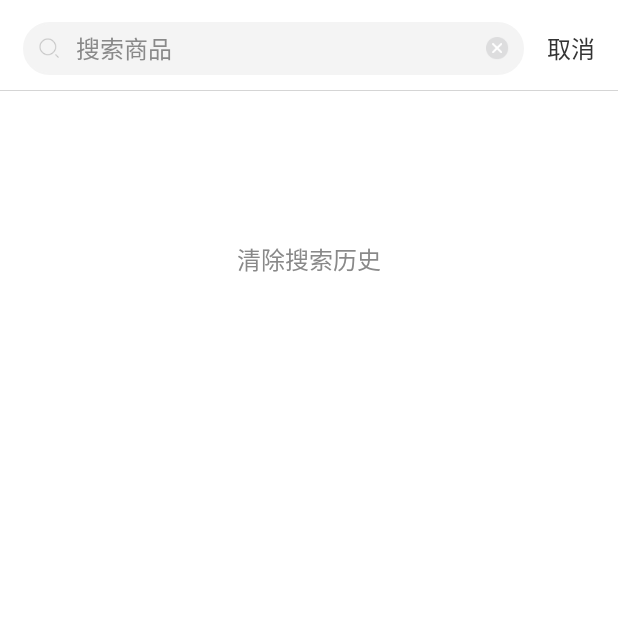
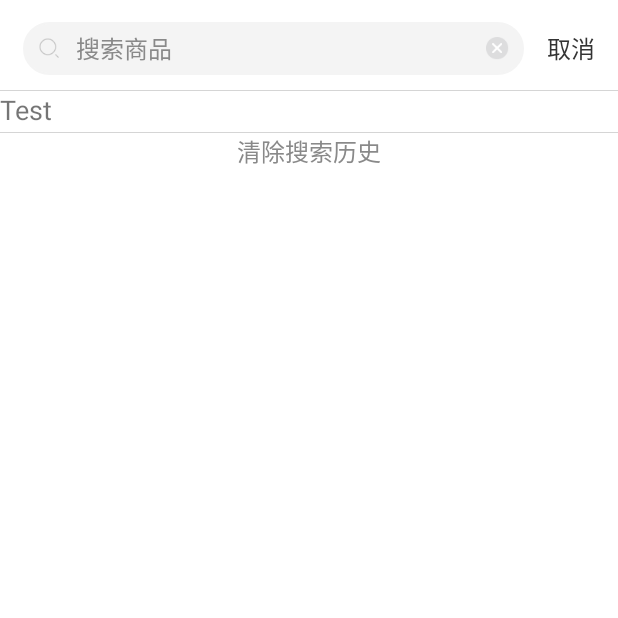
Before and after one commit to Edgelesszq/businessstore, an Android app: the MainSearchActivity screen opened directly, with no data from a screen before it, on a phone screen of 412 x 824 dp, the top half of it. Run offline under Robolectric (Android 15) with nearby library versions, the light colour scheme and no system bars; libraries missing offline, so code that uses them is left out: com.miguelcatalan.materialsearchview.

Commit message:
搜索历史未加入数据

```diff
--- a/app/src/main/java/activity/com/businessstore/MainSearchActivity.java
+++ b/app/src/main/java/activity/com/businessstore/MainSearchActivity.java
@@ -3,16 +3,25 @@ package activity.com.businessstore;
 import android.content.Context;
 import android.os.Bundle;
 import android.support.annotation.Nullable;
+import android.support.v7.widget.LinearLayoutManager;
+import android.support.v7.widget.RecyclerView;
 import android.view.View;
 import android.widget.SearchView;
 import android.widget.TextView;
 
+import com.businessstore.model.SearchHistory;
+
 import java.lang.reflect.Field;
+import java.util.ArrayList;
+import java.util.List;
+
+import adapter.com.businessstore.AdapterSearchActivity;
 
 public class MainSearchActivity extends BaseActivity implements View.OnClickListener {
     private Context mContext;
     private SearchView searchView;
     private TextView cancle;
+    private List<SearchHistory> searchHistories = new ArrayList<>();
     @Override
     protected void onCreate(@Nullable Bundle savedInstanceState) {
         super.onCreate(savedInstanceState);
@@ -20,12 +29,20 @@ public class MainSearchActivity extends BaseActivity implements View.OnClickList
         mContext = this;
         initView();
 
+        RecyclerView recyclerView = findViewById(R.id.recycler_searchhistory);
+        LinearLayoutManager layoutManager = new LinearLayoutManager(this);
+        recyclerView.setLayoutManager(layoutManager);
+        AdapterSearchActivity adapterSearchActivity = new AdapterSearchActivity(searchHistories);
+        recyclerView.setAdapter(adapterSearchActivity);
 
     }
 
     private void initView() {
         cancle = findViewById(R.id.mainsearchacvivity_cancle);
         cancle.setOnClickListener(this);
+
+        SearchHistory history1 = new SearchHistory("Test");
+        searchHistories.add(history1);
 //        searchView =  findViewById(R.id.searchView);
         //第一种：根据属性：
         /*Class<?> c = searchView.getClass();
--- /dev/null
+++ b/app/src/main/java/adapter/com/businessstore/AdapterSearchActivity.java
@@ -0,0 +1,51 @@
+package adapter.com.businessstore;
+
+import android.support.v7.widget.RecyclerView;
+import android.view.LayoutInflater;
+import android.view.View;
+import android.view.ViewGroup;
+import android.widget.TextView;
+
+import com.businessstore.model.SearchHistory;
+
+import java.util.List;
+
+import activity.com.businessstore.R;
+
+public class AdapterSearchActivity extends RecyclerView.Adapter<AdapterSearchActivity.ViewHolder>{
+
+    private List<SearchHistory> mSearchHistory;
+
+    public class ViewHolder extends RecyclerView.ViewHolder {
+        TextView onceHistory;
+        public ViewHolder(View itemView) {
+            super(itemView);
+            onceHistory = (TextView) itemView.findViewById(R.id.text_searchhistory);
+        }
+    }
+
+    public AdapterSearchActivity(List<SearchHistory> searchHistory) {
+        this.mSearchHistory = searchHistory;
+    }
+
+    @Override
+    public ViewHolder onCreateViewHolder(ViewGroup parent, int viewType) {
+        View view = LayoutInflater.from(parent.getContext())
+                .inflate(R.layout.search_history_item,parent,false);
+        ViewHolder holder = new ViewHolder(view);
+        return holder;
+    }
+
+    @Override
+    public void onBindViewHolder(ViewHolder holder, int position) {
+        SearchHistory searchHistory = mSearchHistory.get(position);
+        holder.onceHistory.setText(searchHistory.getHistory());
+    }
+
+    @Override
+    public int getItemCount() {
+        return mSearchHistory.size();
+    }
+
+
+}
--- /dev/null
+++ b/app/src/main/java/com/businessstore/model/SearchHistory.java
@@ -0,0 +1,17 @@
+package com.businessstore.model;
+
+public class SearchHistory {
+    private String history;
+
+    public String getHistory() {
+        return history;
+    }
+
+    public void setHistory(String history) {
+        this.history = history;
+    }
+
+    public SearchHistory(String history) {
+        this.history = history;
+    }
+}
--- a/app/src/main/res/layout/activity_main_search.xml
+++ b/app/src/main/res/layout/activity_main_search.xml
@@ -82,9 +82,19 @@
         android:layout_height="0.5dp"
         android:background="@color/line"></View>
 
+    <ScrollView
+        android:layout_width="match_parent"
+        android:layout_height="match_parent">
+
+        <LinearLayout
+            android:layout_width="match_parent"
+            android:layout_height="wrap_content"
+            android:orientation="vertical">
+
             <android.support.v7.widget.RecyclerView
+                android:id="@+id/recycler_searchhistory"
                 android:layout_width="match_parent"
-        android:layout_height="100dp">
+                android:layout_height="match_parent">
 
             </android.support.v7.widget.RecyclerView>
             <TextView
@@ -96,5 +106,8 @@
                 android:text="清除搜索历史"
                 />
 
+        </LinearLayout>
+
+    </ScrollView>
 
 </LinearLayout>
--- /dev/null
+++ b/app/src/main/res/layout/search_history_item.xml
@@ -0,0 +1,25 @@
+<?xml version="1.0" encoding="utf-8"?>
+<LinearLayout xmlns:android="http://schemas.android.com/apk/res/android"
+    android:orientation="vertical"
+    android:layout_width="match_parent"
+    android:layout_height="wrap_content">
+
+    <TextView
+        android:id="@+id/text_searchhistory"
+        android:layout_width="match_parent"
+        android:layout_height="wrap_content"
+        android:textSize="18sp"/>
+
+    <View
+        android:layout_width="match_parent"
+        android:layout_height="2.5dp">
+    </View>
+
+    <View
+        android:layout_width="match_parent"
+        android:layout_height="0.5dp"
+        android:background="@color/line">
+
+    </View>
+
+</LinearLayout>
```
Lines whose indentation alone changed are shown as unchanged.
